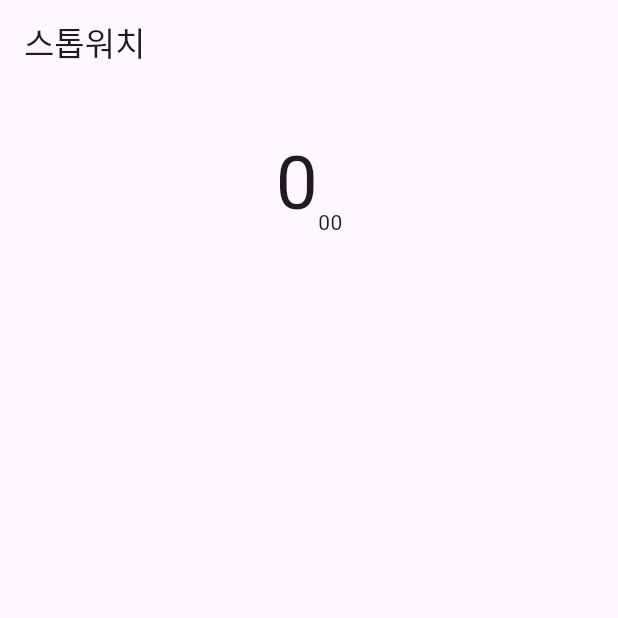
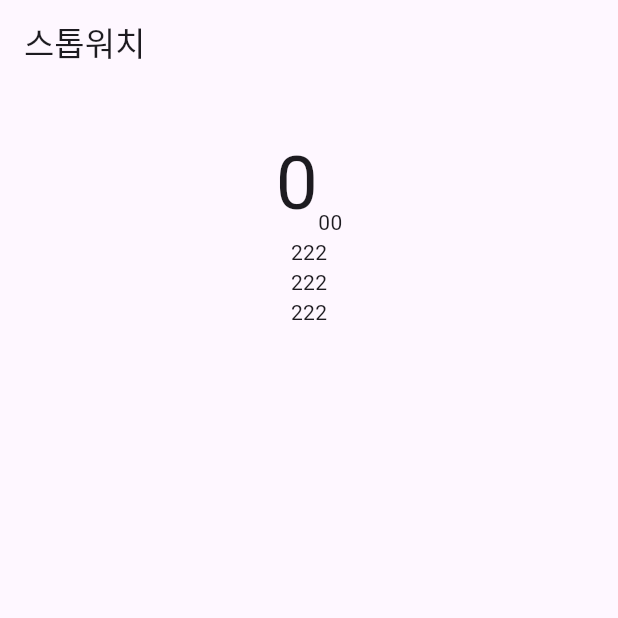
Before and after one commit to yeondooo/stop_watch, a Flutter app: the screen it shows after launch, on a phone screen of 412 x 824 dp, the top half of it. Run offline on Flutter 3.47's test engine with Material 2 defaults, Android fonts, the phone set to English and light mode, and no system bars.

Commit message:
070. 랩타임을 표시하는 영역 ListView

```diff
--- a/lib/stop_watch_screen.dart
+++ b/lib/stop_watch_screen.dart
@@ -30,6 +30,17 @@ class _StopWatchScreenState extends State<StopWatchScreen> {
               ),
             ],
           ),
+          SizedBox(
+            width: 100,
+            height: 200,
+            child: ListView(
+              children: [
+                Center(child: Text('222')),
+                Center(child: Text('222')),
+                Center(child: Text('222')),
+              ],
+            ),
+          ),
           const Spacer(),
           Row(
             mainAxisAlignment: MainAxisAlignment.spaceEvenly,
```
